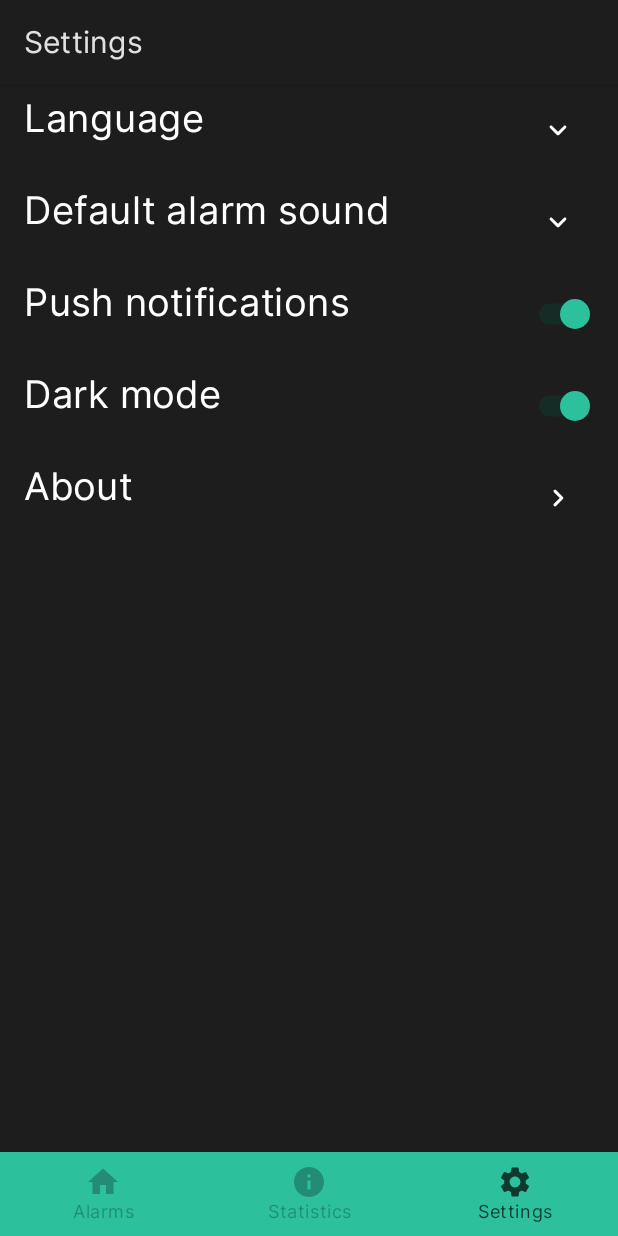
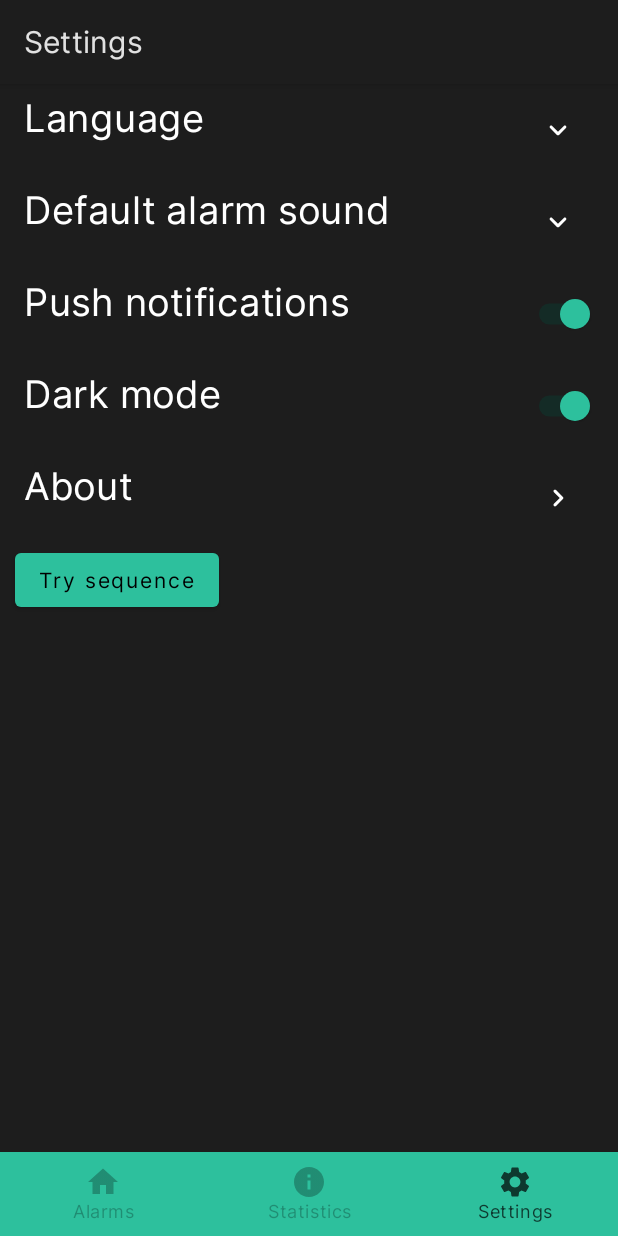
Before and after one commit to sebastianKrajnak/WAKE_app, an Android app built with Jetpack Compose: the screen it shows after launch (MainActivity), item 3 of the bottom bar chosen, on a phone screen of 412 x 824 dp. Run offline under Robolectric (Android 15) with nearby library versions, the phone set to English and light mode, and no system bars.

Commit message:
added Sequence clicking minigame

```diff
--- a/app/src/main/java/com/example/wake_app/BottomBarScreen.kt
+++ b/app/src/main/java/com/example/wake_app/BottomBarScreen.kt
@@ -12,6 +12,7 @@ sealed class BottomBarScreen(
     val tittle: String,
     val icon: ImageVector
 ) {
+    // Bottom bar screens
     object Home: BottomBarScreen (
         route = "home",
         tittle = "Alarms",
@@ -30,6 +31,7 @@ sealed class BottomBarScreen(
         icon = Icons.Default.Settings
     )
 
+    // Pop-up screens
     object AlarmCreation: BottomBarScreen (
         route = "alarmcreation",
         tittle = "Alarm Creation",
@@ -41,4 +43,11 @@ sealed class BottomBarScreen(
         tittle = "Alarm Edit",
         icon = Icons.Default.Info
     )
+
+    // Minigames
+    object SequenceGame: BottomBarScreen (
+        route = "sequenceGame",
+        tittle = "Sequence minigame",
+        icon = Icons.Default.Info
+    )
 }
--- a/app/src/main/java/com/example/wake_app/BottomNavGraph.kt
+++ b/app/src/main/java/com/example/wake_app/BottomNavGraph.kt
@@ -7,6 +7,7 @@ import androidx.navigation.compose.NavHost
 import androidx.navigation.compose.composable
 import com.example.wake_app.model.SharedViewModel
 import com.example.wake_app.screens.*
+import com.example.wake_app.screens.minigames.SequenceMiniGameScreen
 
 @Composable
 fun BottomNavGraph(navController: NavHostController) {
@@ -23,7 +24,7 @@ fun BottomNavGraph(navController: NavHostController) {
             StatisticsScreen()
         }
         composable( route = BottomBarScreen.Settings.route) {
-            SettingsScreen()
+            SettingsScreen(navController)
         }
         composable( route = BottomBarScreen.AlarmCreation.route) {
             AlarmCreationScreen(navController)
@@ -31,5 +32,8 @@ fun BottomNavGraph(navController: NavHostController) {
         composable( route = BottomBarScreen.AlarmEdit.route) {
             AlarmEditScreen(navController, sharedViewModel)
         }
+        composable( route = BottomBarScreen.SequenceGame.route) {
+            SequenceMiniGameScreen(navController)
+        }
     }
 }
--- a/app/src/main/java/com/example/wake_app/screens/Settings.kt
+++ b/app/src/main/java/com/example/wake_app/screens/Settings.kt
@@ -19,22 +19,26 @@ import androidx.compose.ui.res.stringResource
 import androidx.compose.ui.tooling.preview.Preview
 import androidx.compose.ui.unit.sp
 import androidx.compose.ui.unit.dp
+import androidx.navigation.NavController
+import androidx.navigation.NavHostController
+import androidx.navigation.compose.rememberNavController
+import com.example.wake_app.BottomBarScreen
 import com.example.wake_app.R
 import com.example.wake_app.data.DataSource.alarmSounds
 import com.example.wake_app.data.DataSource.languages
 
 @Composable
-fun SettingsScreen() {
+fun SettingsScreen(navController: NavHostController) {
     Scaffold(
         topBar = {
             TopAppBar(title = { Text("Settings") }, backgroundColor = colorResource(R.color.background_light))
         },
-        content =  { PageContent() }
+        content =  { PageContent(navController = navController) }
     )
 }
 
 @Composable
-private fun PageContent(modifier: Modifier = Modifier) {
+private fun PageContent(modifier: Modifier = Modifier, navController: NavHostController) {
 
     Column(
         modifier = modifier
@@ -46,6 +50,9 @@ private fun PageContent(modifier: Modifier = Modifier) {
         SwitcherRow(Text = "Push notifications")
         SwitcherRow(Text = "Dark mode")
         AboutRow(Text = "About")
+        Button(onClick = { navController.navigate(BottomBarScreen.SequenceGame.route) }, modifier = Modifier.padding(start = 10.dp)) {
+            Text(text="Try sequence")
+        }
     }
 }
 
@@ -170,5 +177,6 @@ fun AboutRow(Text: String, modifier: Modifier = Modifier) {
 @Composable
 @Preview
 fun SettingsScreenPreview() {
-    SettingsScreen()
+    val navController = rememberNavController()
+    SettingsScreen(navController)
 }
--- a/app/src/main/res/values/strings.xml
+++ b/app/src/main/res/values/strings.xml
@@ -1,5 +1,5 @@
 <resources>
-    <string name="app_name">WAKE_app</string>
+    <string name="app_name">WAKE</string>
     <string name="alarm_time_1">05:00</string>
     <string name="alarm_time_2">12:27</string>
     <string name="alarm_time_3">18:36</string>
```
Also changed, not shown: app/src/main/java/com/example/wake_app/screens/Home.kt (+4 -4 lines), app/src/main/java/com/example/wake_app/screens/minigames/EquationMiniGameScreen.kt (+6 -6 lines), app/src/main/java/com/example/wake_app/screens/minigames/SequenceMiniGameScreen.kt (added, +104 -0 lines).
